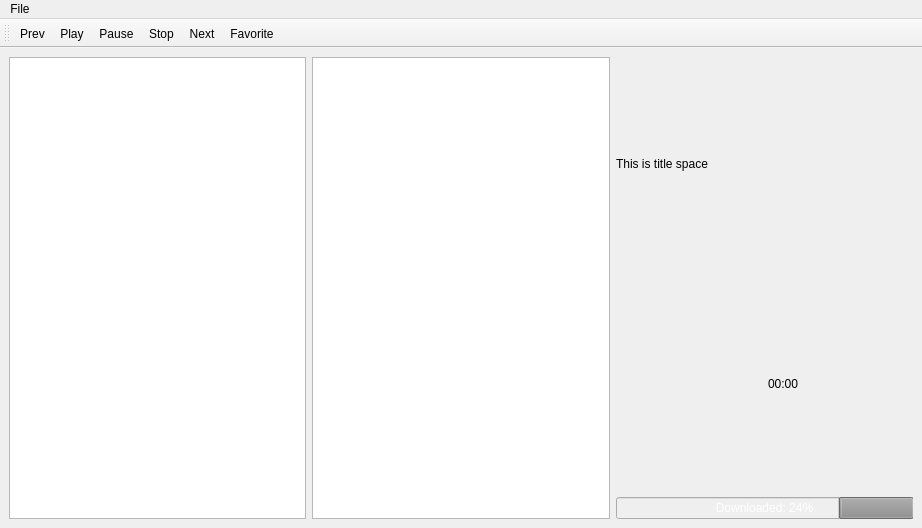
The window that desktop.ui (hrw/modland-player) describes before a commit, drawn with Qt 5.
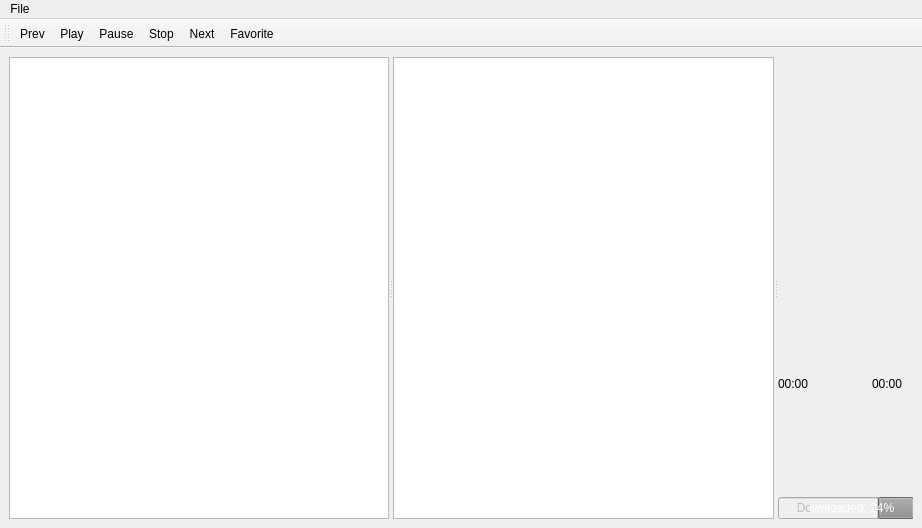
The same window after the commit. Custom widgets are drawn as their Qt base class.

Commit message: added total time info

Patch:
```diff
--- a/desktop.ui
+++ b/desktop.ui
@@ -16,25 +16,23 @@
   <widget class="QWidget" name="centralwidget">
    <layout class="QGridLayout" name="gridLayout">
     <item row="0" column="0">
+     <widget class="QSplitter" name="splitter">
+      <property name="orientation">
+       <enum>Qt::Horizontal</enum>
+      </property>
      <widget class="QListWidget" name="AuthorsList"/>
-    </item>
-    <item row="0" column="1">
      <widget class="QListWidget" name="SongsList"/>
-    </item>
-    <item row="0" column="2">
+      <widget class="QWidget" name="">
      <layout class="QVBoxLayout" name="verticalLayout">
       <item>
        <widget class="QLabel" name="TitleLabel">
         <property name="text">
-         <string>This is title space</string>
+           <string/>
         </property>
        </widget>
       </item>
       <item>
-       <layout class="QHBoxLayout" name="horizontalLayout_3">
-        <item>
-         <widget class="Phonon::SeekSlider" name="seekSlider"/>
-        </item>
+         <layout class="QHBoxLayout" name="horizontalLayout_2">
         <item>
          <widget class="QLabel" name="TimeLabel">
           <property name="text">
@@ -42,6 +40,16 @@
           </property>
          </widget>
         </item>
+          <item>
+           <widget class="Phonon::SeekSlider" name="seekSlider"/>
+          </item>
+          <item>
+           <widget class="QLabel" name="TotalTimeLabel">
+            <property name="text">
+             <string>00:00</string>
+            </property>
+           </widget>
+          </item>
        </layout>
       </item>
       <item>
@@ -71,6 +79,8 @@
        </layout>
       </item>
      </layout>
+      </widget>
+     </widget>
     </item>
    </layout>
   </widget>
```
Lines whose indentation alone changed are shown as unchanged. The commit also changes 3 other files.
